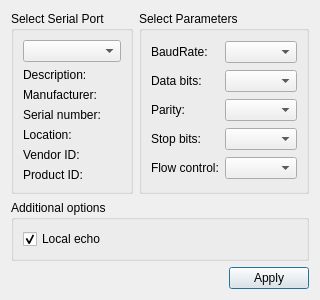
This is lab5/lab5/settingsdialog.ui in IvanTaleika/BSUIR-TOKS as Qt 5 draws it before an edit. The edited form follows.
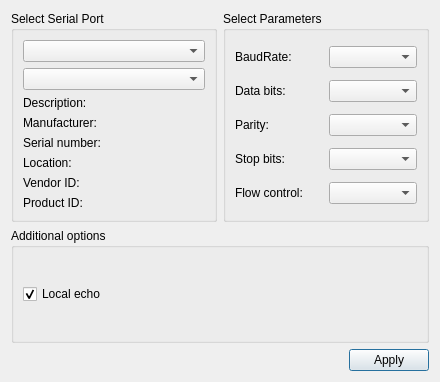
This is the edited form.

Diff of the .ui file:
```diff
--- a/lab5/lab5/settingsdialog.ui
+++ b/lab5/lab5/settingsdialog.ui
@@ -6,8 +6,8 @@
    <rect>
     <x>0</x>
     <y>0</y>
-    <width>281</width>
-    <height>262</height>
+    <width>440</width>
+    <height>382</height>
    </rect>
   </property>
   <property name="windowTitle">
@@ -79,50 +79,53 @@
       <string>Select Serial Port</string>
      </property>
      <layout class="QGridLayout" name="gridLayout">
+      <item row="4" column="0">
+       <widget class="QLabel" name="serialNumberLabel">
+        <property name="text">
+         <string>Serial number:</string>
+        </property>
+       </widget>
+      </item>
       <item row="0" column="0">
        <widget class="QComboBox" name="serialPortInfoListBox"/>
       </item>
-      <item row="1" column="0">
+      <item row="2" column="0">
        <widget class="QLabel" name="descriptionLabel">
         <property name="text">
          <string>Description:</string>
         </property>
        </widget>
       </item>
-      <item row="2" column="0">
+      <item row="3" column="0">
        <widget class="QLabel" name="manufacturerLabel">
         <property name="text">
          <string>Manufacturer:</string>
         </property>
        </widget>
       </item>
-      <item row="3" column="0">
-       <widget class="QLabel" name="serialNumberLabel">
+      <item row="7" column="0">
+       <widget class="QLabel" name="pidLabel">
         <property name="text">
-         <string>Serial number:</string>
+         <string>Product ID:</string>
         </property>
        </widget>
       </item>
-      <item row="4" column="0">
+      <item row="5" column="0">
        <widget class="QLabel" name="locationLabel">
         <property name="text">
          <string>Location:</string>
         </property>
        </widget>
       </item>
-      <item row="5" column="0">
+      <item row="6" column="0">
        <widget class="QLabel" name="vidLabel">
         <property name="text">
          <string>Vendor ID:</string>
         </property>
        </widget>
       </item>
-      <item row="6" column="0">
-       <widget class="QLabel" name="pidLabel">
-        <property name="text">
-         <string>Product ID:</string>
-        </property>
-       </widget>
+      <item row="1" column="0">
+       <widget class="QComboBox" name="serialPortInfoListBox_2"/>
       </item>
      </layout>
     </widget>
```
